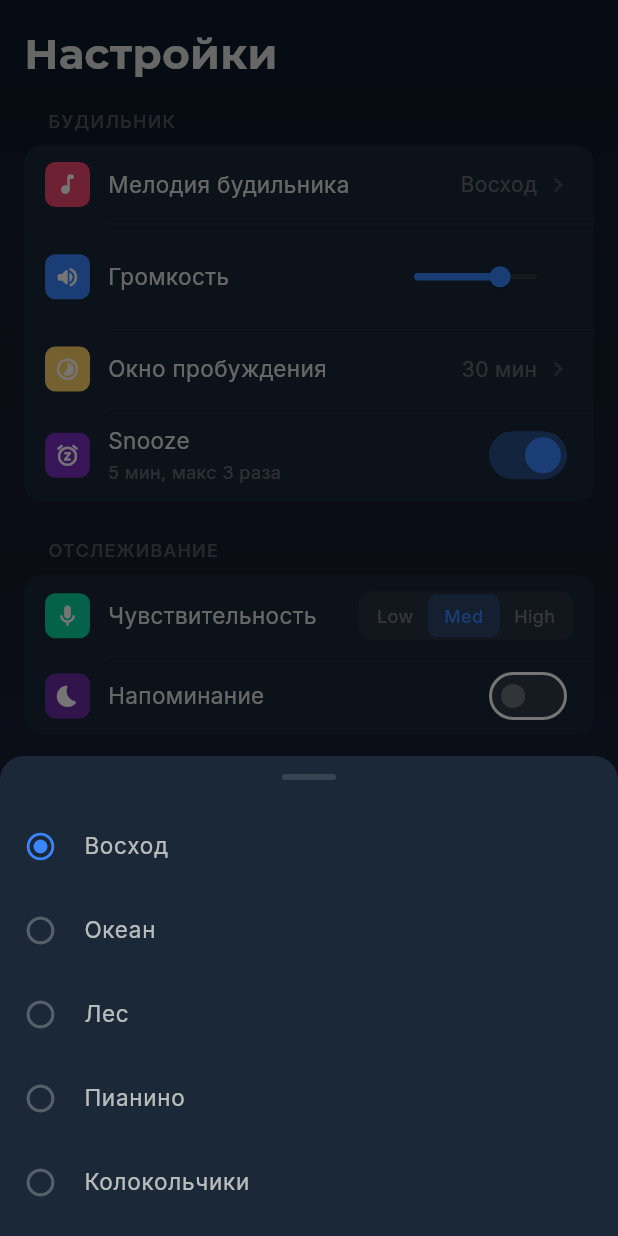
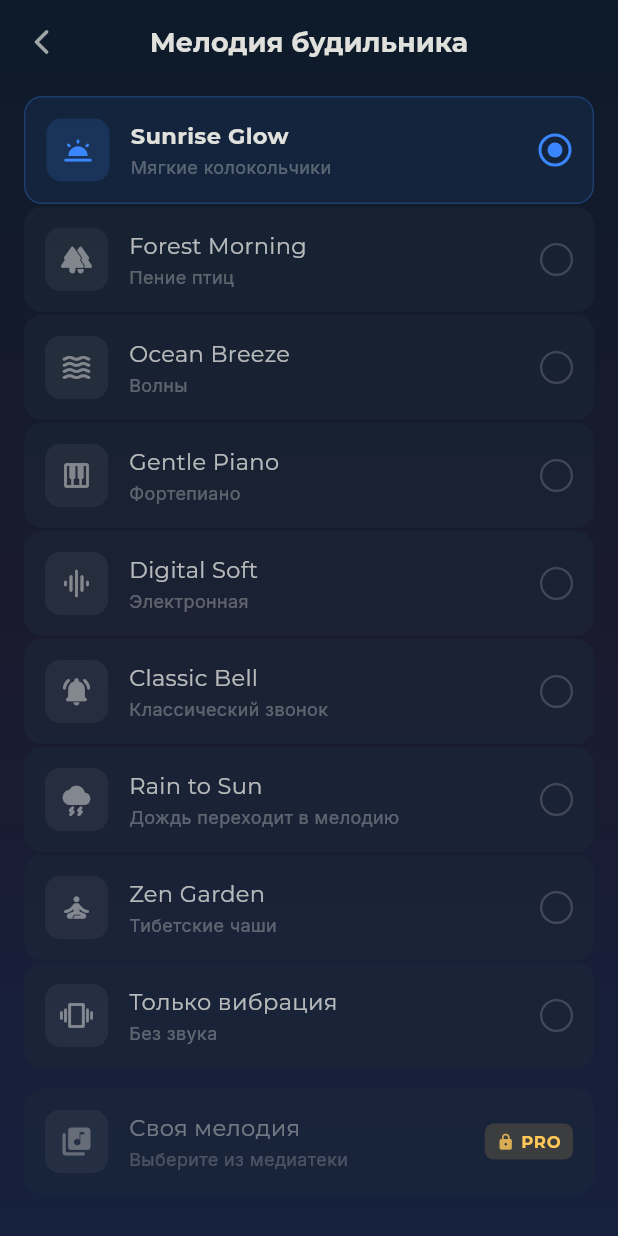
Before and after one commit to ganzhubas/SleepWise, a Flutter app: the HomeShell screen opened by its route, item 3 of the bottom bar chosen, after a tap on "Мелодия будильника", on a phone screen of 412 x 824 dp. Run offline on Flutter 3.47's test engine with Material 3 defaults, Android fonts, the phone set to English and light mode, and no system bars; our stand-ins replace audioplayers, fl_chart, permission_handler, shared_preferences, wakelock_plus; missing offline and left inert: screen_brightness; accounts and stored records are empty; project files that could hold a hidden picture were left out.

Commit message:
Add melody picker screen with animated equalizer and Pro badge
Implements MelodyPickerScreen (Промпт 8.2) navigated from settings:
- 9 melody options: Sunrise Glow, Forest Morning, Ocean Breeze,
  Gentle Piano, Digital Soft, Classic Bell, Rain to Sun, Zen Garden,
  Только вибрация — each with icon, title, and Russian description
- Radio button selection with animated highlight (blue border + bg)
- Tap to preview: 5-second playback with MiniEqualizer (4-bar animated
  CustomPainter) shown next to playing melody
- "Своя мелодия" item at bottom with lock icon + PRO badge
- Staggered slide-up + fade-in entry animations
- Settings melody tile now navigates to full screen instead of bottom sheet
- 3 golden tests (top/bottom scroll, playing state with equalizer)
- All 36 tests pass, flutter analyze clean

https://claude.ai/code/session_01APCw41t2XuADAzdXJvivoj

```diff
--- /dev/null
+++ b/lib/features/settings/melody_picker_screen.dart
@@ -0,0 +1,464 @@
+import 'dart:async';
+import 'package:flutter/material.dart';
+import 'package:flutter/services.dart';
+import '../../core/constants/app_dimensions.dart';
+import '../../core/theme/app_colors.dart';
+import '../../widgets/gradient_background.dart';
+import 'widgets/mini_equalizer.dart';
+
+/// Data for a single alarm melody option.
+class _MelodyOption {
+  final String id;
+  final IconData icon;
+  final String title;
+  final String subtitle;
+
+  const _MelodyOption({
+    required this.id,
+    required this.icon,
+    required this.title,
+    required this.subtitle,
+  });
+}
+
+const _melodies = <_MelodyOption>[
+  _MelodyOption(
+    id: 'sunrise_glow',
+    icon: Icons.wb_twilight_rounded,
+    title: 'Sunrise Glow',
+    subtitle: 'Мягкие колокольчики',
+  ),
+  _MelodyOption(
+    id: 'forest_morning',
+    icon: Icons.forest_rounded,
+    title: 'Forest Morning',
+    subtitle: 'Пение птиц',
+  ),
+  _MelodyOption(
+    id: 'ocean_breeze',
+    icon: Icons.waves_rounded,
+    title: 'Ocean Breeze',
+    subtitle: 'Волны',
+  ),
+  _MelodyOption(
+    id: 'gentle_piano',
+    icon: Icons.piano_rounded,
+    title: 'Gentle Piano',
+    subtitle: 'Фортепиано',
+  ),
+  _MelodyOption(
+    id: 'digital_soft',
+    icon: Icons.graphic_eq_rounded,
+    title: 'Digital Soft',
+    subtitle: 'Электронная',
+  ),
+  _MelodyOption(
+    id: 'classic_bell',
+    icon: Icons.notifications_active_rounded,
+    title: 'Classic Bell',
+    subtitle: 'Классический звонок',
+  ),
+  _MelodyOption(
+    id: 'rain_to_sun',
+    icon: Icons.thunderstorm_rounded,
+    title: 'Rain to Sun',
+    subtitle: 'Дождь переходит в мелодию',
+  ),
+  _MelodyOption(
+    id: 'zen_garden',
+    icon: Icons.self_improvement_rounded,
+    title: 'Zen Garden',
+    subtitle: 'Тибетские чаши',
+  ),
+  _MelodyOption(
+    id: 'vibration_only',
+    icon: Icons.vibration_rounded,
+    title: 'Только вибрация',
+    subtitle: 'Без звука',
+  ),
+];
+
+/// Melody picker screen navigated from settings.
+class MelodyPickerScreen extends StatefulWidget {
+  final String selectedId;
+  final ValueChanged<String>? onSelected;
+
+  const MelodyPickerScreen({
+    super.key,
+    this.selectedId = 'sunrise_glow',
+    this.onSelected,
+  });
+
+  @override
+  State<MelodyPickerScreen> createState() => _MelodyPickerScreenState();
+}
+
+class _MelodyPickerScreenState extends State<MelodyPickerScreen>
+    with SingleTickerProviderStateMixin {
+  late String _selected;
+  String? _playingId;
+  Timer? _previewTimer;
+
+  late final AnimationController _staggerController;
+
+  @override
+  void initState() {
+    super.initState();
+    _selected = widget.selectedId;
+    _staggerController = AnimationController(
+      vsync: this,
+      duration: const Duration(milliseconds: 1200),
+    )..forward();
+  }
+
+  @override
+  void dispose() {
+    _previewTimer?.cancel();
+    _staggerController.dispose();
+    super.dispose();
+  }
+
+  void _onTapMelody(String id) {
+    // Stop previous preview
+    _previewTimer?.cancel();
+
+    setState(() {
+      _selected = id;
+      _playingId = id;
+    });
+
+    widget.onSelected?.call(id);
+
+    // Play system click as preview stub
+    try {
+      HapticFeedback.lightImpact();
+    } catch (_) {}
+
+    // Stop preview after 5 seconds
+    _previewTimer = Timer(const Duration(seconds: 5), () {
+      if (mounted) setState(() => _playingId = null);
+    });
+  }
+
+  Animation<double> _stagger(int index, int total) {
+    final start = (index / total) * 0.5;
+    final end = start + 0.5;
+    return CurvedAnimation(
+      parent: _staggerController,
+      curve: Interval(
+        start.clamp(0, 1),
+        end.clamp(0, 1),
+        curve: Curves.easeOutCubic,
+      ),
+    );
+  }
+
+  @override
+  Widget build(BuildContext context) {
+    final totalItems = _melodies.length + 1; // +1 for custom melody
+
+    return GradientBackground(
+      showStars: false,
+      child: Scaffold(
+        backgroundColor: Colors.transparent,
+        appBar: AppBar(
+          backgroundColor: Colors.transparent,
+          elevation: 0,
+          leading: IconButton(
+            icon: Icon(
+              Icons.arrow_back_ios_rounded,
+              color: AppColors.moonlight.withValues(alpha: 0.7),
+              size: 20,
+            ),
+            onPressed: () => Navigator.pop(context),
+          ),
+          title: Text(
+            'Мелодия будильника',
+            style: TextStyle(
+              fontFamily: 'Montserrat',
+              fontSize: 18,
+              fontWeight: FontWeight.w600,
+              color: AppColors.moonlight,
+            ),
+          ),
+          centerTitle: true,
+        ),
+        body: SafeArea(
+          child: ListView.builder(
+            physics: const BouncingScrollPhysics(),
+            padding: const EdgeInsets.symmetric(
+              horizontal: AppDimensions.paddingM,
+              vertical: AppDimensions.paddingS,
+            ),
+            itemCount: _melodies.length + 1, // +1 for custom melody
+            itemBuilder: (context, index) {
+              if (index < _melodies.length) {
+                return _buildMelodyTile(_melodies[index], index, totalItems);
+              }
+              return _buildCustomMelodyTile(index, totalItems);
+            },
+          ),
+        ),
+      ),
+    );
+  }
+
+  Widget _buildMelodyTile(_MelodyOption melody, int index, int total) {
+    final isSelected = melody.id == _selected;
+    final isPlaying = melody.id == _playingId;
+
+    final anim = _stagger(index, total);
+
+    return AnimatedBuilder(
+      animation: anim,
+      builder: (context, _) {
+        return Opacity(
+          opacity: anim.value,
+          child: Transform.translate(
+            offset: Offset(0, 20 * (1 - anim.value)),
+            child: Padding(
+              padding: const EdgeInsets.only(bottom: 2),
+              child: Material(
+                color: Colors.transparent,
+                child: InkWell(
+                  onTap: () => _onTapMelody(melody.id),
+                  borderRadius: BorderRadius.circular(AppDimensions.radiusM),
+                  splashColor: AppColors.calmBlue.withValues(alpha: 0.08),
+                  child: AnimatedContainer(
+                    duration: const Duration(milliseconds: 250),
+                    padding: const EdgeInsets.symmetric(
+                      horizontal: 14,
+                      vertical: 14,
+                    ),
+                    decoration: BoxDecoration(
+                      color: isSelected
+                          ? AppColors.calmBlue.withValues(alpha: 0.08)
+                          : AppColors.darkSurface.withValues(alpha: 0.5),
+                      borderRadius:
+                          BorderRadius.circular(AppDimensions.radiusM),
+                      border: isSelected
+                          ? Border.all(
+                              color:
+                                  AppColors.calmBlue.withValues(alpha: 0.25),
+                              width: 1)
+                          : null,
+                    ),
+                    child: Row(
+                      children: [
+                        // Icon
+                        Container(
+                          width: 42,
+                          height: 42,
+                          decoration: BoxDecoration(
+                            color: isSelected
+                                ? AppColors.calmBlue.withValues(alpha: 0.15)
+                                : AppColors.moonlight.withValues(alpha: 0.06),
+                            borderRadius: BorderRadius.circular(10),
+                          ),
+                          child: Icon(
+                            melody.icon,
+                            size: 22,
+                            color: isSelected
+                                ? AppColors.calmBlue
+                                : AppColors.moonlight.withValues(alpha: 0.5),
+                          ),
+                        ),
+                        const SizedBox(width: 14),
+                        // Title + subtitle
+                        Expanded(
+                          child: Column(
+                            crossAxisAlignment: CrossAxisAlignment.start,
+                            children: [
+                              Text(
+                                melody.title,
+                                style: TextStyle(
+                                  fontFamily: 'Montserrat',
+                                  fontSize: 15,
+                                  fontWeight: isSelected
+                                      ? FontWeight.w600
+                                      : FontWeight.w500,
+                                  color: isSelected
+                                      ? AppColors.moonlight
+                                      : AppColors.moonlight
+                                          .withValues(alpha: 0.8),
+                                ),
+                              ),
+                              const SizedBox(height: 2),
+                              Text(
+                                melody.subtitle,
+                                style: TextStyle(
+                                  fontFamily: 'Inter',
+                                  fontSize: 12,
+                                  color: AppColors.moonlight
+                                      .withValues(alpha: 0.35),
+                                ),
+                              ),
+                            ],
+                          ),
+                        ),
+                        // Equalizer or spacer
+                        if (isPlaying)
+                          Padding(
+                            padding: const EdgeInsets.only(right: 10),
+                            child: MiniEqualizer(
+                              playing: true,
+                              barCount: 4,
+                              width: 22,
+                              height: 18,
+                              color: AppColors.calmBlue,
+                            ),
+                          )
+                        else
+                          const SizedBox(width: 32),
+                        // Radio button
+                        AnimatedContainer(
+                          duration: const Duration(milliseconds: 200),
+                          width: 22,
+                          height: 22,
+                          decoration: BoxDecoration(
+                            shape: BoxShape.circle,
+                            border: Border.all(
+                              color: isSelected
+                                  ? AppColors.calmBlue
+                                  : AppColors.moonlight
+                                      .withValues(alpha: 0.2),
+                              width: isSelected ? 2 : 1.5,
+                            ),
+                          ),
+                          child: isSelected
+                              ? Center(
+                                  child: Container(
+                                    width: 10,
+                                    height: 10,
+                                    decoration: const BoxDecoration(
+                                      shape: BoxShape.circle,
+                                      color: AppColors.calmBlue,
+                                    ),
+                                  ),
+                                )
+                              : null,
+                        ),
+                      ],
+                    ),
+                  ),
+                ),
+              ),
+            ),
+          ),
+        );
+      },
+    );
+  }
+
+  Widget _buildCustomMelodyTile(int index, int total) {
+    final anim = _stagger(index, total);
+
+    return AnimatedBuilder(
+      animation: anim,
+      builder: (context, _) {
+        return Opacity(
+          opacity: anim.value,
+          child: Transform.translate(
+            offset: Offset(0, 20 * (1 - anim.value)),
+            child: Padding(
+              padding: const EdgeInsets.only(top: 12),
+              child: Container(
+                padding: const EdgeInsets.symmetric(
+                  horizontal: 14,
+                  vertical: 14,
+                ),
+                decoration: BoxDecoration(
+                  color: AppColors.darkSurface.withValues(alpha: 0.5),
+                  borderRadius:
+                      BorderRadius.circular(AppDimensions.radiusM),
+                ),
+                child: Row(
+                  children: [
+                    // Icon
+                    Container(
+                      width: 42,
+                      height: 42,
+                      decoration: BoxDecoration(
+                        color: AppColors.moonlight.withValues(alpha: 0.06),
+                        borderRadius: BorderRadius.circular(10),
+                      ),
+                      child: Icon(
+                        Icons.library_music_rounded,
+                        size: 22,
+                        color:
+                            AppColors.moonlight.withValues(alpha: 0.35),
+                      ),
+                    ),
+                    const SizedBox(width: 14),
+                    // Title + subtitle
+                    Expanded(
+                      child: Column(
+                        crossAxisAlignment: CrossAxisAlignment.start,
+                        children: [
+                          Text(
+                            'Своя мелодия',
+                            style: TextStyle(
+                              fontFamily: 'Montserrat',
+                              fontSize: 15,
+                              fontWeight: FontWeight.w500,
+                              color: AppColors.moonlight
+                                  .withValues(alpha: 0.45),
+                            ),
+                          ),
+                          const SizedBox(height: 2),
+                          Text(
+                            'Выберите из медиатеки',
+                            style: TextStyle(
+                              fontFamily: 'Inter',
+                              fontSize: 12,
+                              color: AppColors.moonlight
+                                  .withValues(alpha: 0.25),
+                            ),
+                          ),
+                        ],
+                      ),
+                    ),
+                    // Lock icon + Pro badge
+                    Container(
+                      padding: const EdgeInsets.symmetric(
+                        horizontal: 8,
+                        vertical: 4,
+                      ),
+                      decoration: BoxDecoration(
+                        color:
+                            AppColors.starYellow.withValues(alpha: 0.15),
+                        borderRadius: BorderRadius.circular(6),
+                      ),
+                      child: Row(
+                        mainAxisSize: MainAxisSize.min,
+                        children: [
+                          Icon(
+                            Icons.lock_rounded,
+                            size: 12,
+                            color: AppColors.starYellow
+                                .withValues(alpha: 0.8),
+                          ),
+                          const SizedBox(width: 4),
+                          Text(
+                            'PRO',
+                            style: TextStyle(
+                              fontFamily: 'Montserrat',
+                              fontSize: 11,
+                              fontWeight: FontWeight.w700,
+                              color: AppColors.starYellow,
+                              letterSpacing: 0.5,
+                            ),
+                          ),
+                        ],
+                      ),
+                    ),
+                  ],
+                ),
+              ),
+            ),
+          ),
+        );
+      },
+    );
+  }
+}
--- a/lib/features/settings/settings_screen.dart
+++ b/lib/features/settings/settings_screen.dart
@@ -6,6 +6,7 @@ import 'widgets/settings_group.dart';
 import 'widgets/settings_tile.dart';
 import 'widgets/pro_banner.dart';
 import 'widgets/segment_option.dart';
+import 'melody_picker_screen.dart';
 
 class SettingsScreen extends StatefulWidget {
   const SettingsScreen({super.key});
@@ -16,7 +17,18 @@ class SettingsScreen extends StatefulWidget {
 
 class _SettingsScreenState extends State<SettingsScreen> {
   // Alarm
-  String _melody = 'Восход';
+  String _melodyId = 'sunrise_glow';
+  static const _melodyNames = {
+    'sunrise_glow': 'Sunrise Glow',
+    'forest_morning': 'Forest Morning',
+    'ocean_breeze': 'Ocean Breeze',
+    'gentle_piano': 'Gentle Piano',
+    'digital_soft': 'Digital Soft',
+    'classic_bell': 'Classic Bell',
+    'rain_to_sun': 'Rain to Sun',
+    'zen_garden': 'Zen Garden',
+    'vibration_only': 'Вибрация',
+  };
   double _alarmVolume = 0.7;
   int _wakeWindow = 30;
   bool _snoozeEnabled = true;
@@ -103,8 +115,8 @@ class _SettingsScreenState extends State<SettingsScreen> {
           icon: Icons.music_note_rounded,
           iconBgColor: AppColors.error,
           title: 'Мелодия будильника',
-          value: _melody,
-          onTap: () => _showMelodyPicker(),
+          value: _melodyNames[_melodyId] ?? _melodyId,
+          onTap: () => _openMelodyPicker(),
           isFirst: true,
         ),
         SettingsTile(
@@ -310,53 +322,12 @@ class _SettingsScreenState extends State<SettingsScreen> {
   // Pickers
   // ═══════════════════════════════════════════════════════════════════════════
 
-  void _showMelodyPicker() {
-    const melodies = ['Восход', 'Океан', 'Лес', 'Пианино', 'Колокольчики'];
-    showModalBottomSheet(
-      context: context,
-      backgroundColor: AppColors.darkSurface,
-      shape: const RoundedRectangleBorder(
-        borderRadius: BorderRadius.vertical(top: Radius.circular(16)),
-      ),
-      builder: (ctx) => SafeArea(
-        child: Column(
-          mainAxisSize: MainAxisSize.min,
-          children: [
-            const SizedBox(height: 12),
-            Container(
-              width: 36,
-              height: 4,
-              decoration: BoxDecoration(
-                color: AppColors.moonlight.withValues(alpha: 0.15),
-                borderRadius: BorderRadius.circular(2),
-              ),
-            ),
-            const SizedBox(height: 16),
-            ...melodies.map((m) => ListTile(
-                  leading: Icon(
-                    _melody == m
-                        ? Icons.radio_button_checked
-                        : Icons.radio_button_unchecked,
-                    color: _melody == m
-                        ? AppColors.calmBlue
-                        : AppColors.moonlight.withValues(alpha: 0.3),
-                    size: 22,
-                  ),
-                  title: Text(
-                    m,
-                    style: TextStyle(
-                      fontFamily: 'Inter',
-                      fontSize: 15,
-                      color: AppColors.moonlight.withValues(alpha: 0.8),
-                    ),
-                  ),
-                  onTap: () {
-                    setState(() => _melody = m);
-                    Navigator.pop(ctx);
-                  },
-                )),
-            const SizedBox(height: 8),
-          ],
+  void _openMelodyPicker() {
+    Navigator.of(context).push(
+      MaterialPageRoute(
+        builder: (_) => MelodyPickerScreen(
+          selectedId: _melodyId,
+          onSelected: (id) => setState(() => _melodyId = id),
         ),
       ),
     );
--- /dev/null
+++ b/lib/features/settings/widgets/mini_equalizer.dart
@@ -0,0 +1,115 @@
+import 'dart:math' as math;
+import 'package:flutter/material.dart';
+import '../../../core/theme/app_colors.dart';
+
+/// Animated mini equalizer (3-5 bars) shown next to the playing melody.
+class MiniEqualizer extends StatefulWidget {
+  final bool playing;
+  final int barCount;
+  final double width;
+  final double height;
+  final Color? color;
+
+  const MiniEqualizer({
+    super.key,
+    required this.playing,
+    this.barCount = 4,
+    this.width = 20,
+    this.height = 18,
+    this.color,
+  });
+
+  @override
+  State<MiniEqualizer> createState() => _MiniEqualizerState();
+}
+
+class _MiniEqualizerState extends State<MiniEqualizer>
+    with SingleTickerProviderStateMixin {
+  late final AnimationController _controller;
+
+  @override
+  void initState() {
+    super.initState();
+    _controller = AnimationController(
+      vsync: this,
+      duration: const Duration(milliseconds: 800),
+    );
+    if (widget.playing) _controller.repeat();
+  }
+
+  @override
+  void didUpdateWidget(MiniEqualizer old) {
+    super.didUpdateWidget(old);
+    if (widget.playing && !old.playing) {
+      _controller.repeat();
+    } else if (!widget.playing && old.playing) {
+      _controller.stop();
+    }
+  }
+
+  @override
+  void dispose() {
+    _controller.dispose();
+    super.dispose();
+  }
+
+  @override
+  Widget build(BuildContext context) {
+    if (!widget.playing) return SizedBox(width: widget.width, height: widget.height);
+
+    return AnimatedBuilder(
+      animation: _controller,
+      builder: (context, _) {
+        return CustomPaint(
+          size: Size(widget.width, widget.height),
+          painter: _EqualizerPainter(
+            progress: _controller.value,
+            barCount: widget.barCount,
+            color: widget.color ?? AppColors.calmBlue,
+          ),
+        );
+      },
+    );
+  }
+}
+
+class _EqualizerPainter extends CustomPainter {
+  final double progress;
+  final int barCount;
+  final Color color;
+
+  _EqualizerPainter({
+    required this.progress,
+    required this.barCount,
+    required this.color,
+  });
+
+  @override
+  void paint(Canvas canvas, Size size) {
+    final barW = size.width / (barCount * 2 - 1);
+    final paint = Paint()
+      ..color = color
+      ..style = PaintingStyle.fill;
+
+    for (var i = 0; i < barCount; i++) {
+      // Each bar has its own phase offset for organic movement
+      final phase = i * 0.7 + 0.3;
+      final t = (progress * 2 * math.pi + phase);
+      // Height oscillates between 25% and 100%
+      final fraction = 0.25 + 0.75 * ((math.sin(t) + 1) / 2);
+      final barH = size.height * fraction;
+      final x = i * barW * 2;
+
+      canvas.drawRRect(
+        RRect.fromRectAndRadius(
+          Rect.fromLTWH(x, size.height - barH, barW, barH),
+          Radius.circular(barW / 2),
+        ),
+        paint,
+      );
+    }
+  }
+
+  @override
+  bool shouldRepaint(_EqualizerPainter old) => progress != old.progress;
+}
```
Also changed, not shown: 6 other files.
